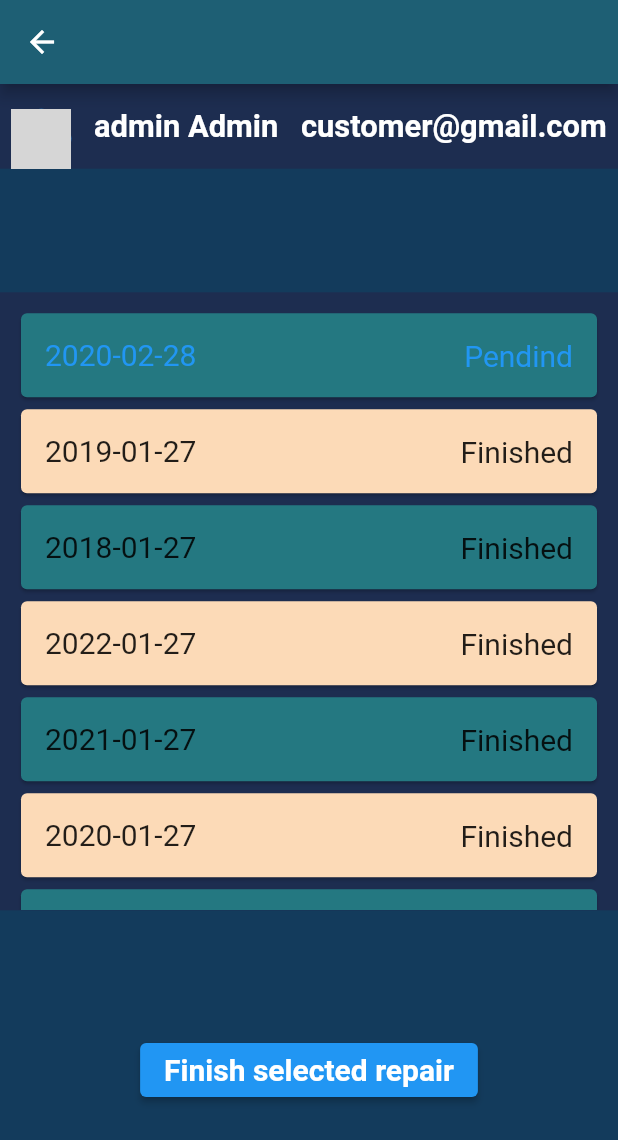
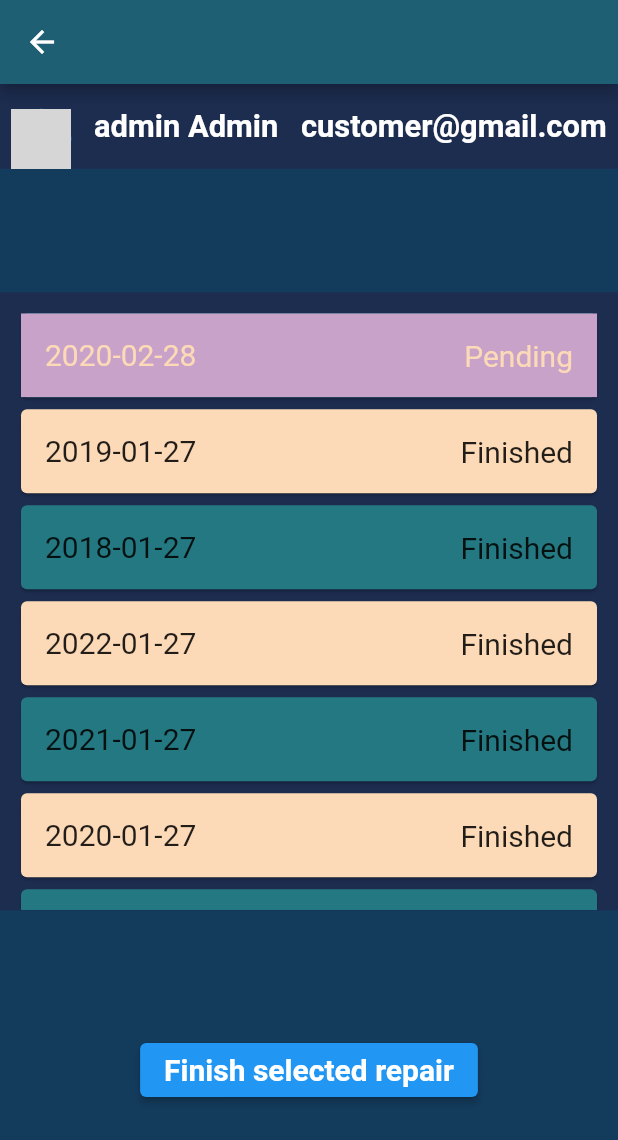
Before and after one commit to FedorViest/MTAA_frontend, a Flutter app: the EmployeeScreen screen opened directly, on a phone screen of 412 x 824 dp. Shown: the top 1140 px of the screen. Run offline on Flutter 3.47's test engine with Material 2 defaults, Android fonts, the phone set to English and light mode, and no system bars; our stand-ins replace dropdown_button2; grey boxes are pictures that could not be loaded.

Commit message:
Updated listview for employees

```diff
--- a/lib/Screens/employee.dart
+++ b/lib/Screens/employee.dart
@@ -21,7 +21,7 @@ class _EmployeeScreenState extends State<EmployeeScreen>{
   String? _state;
 
   final List orders = [
-    Order(date: "2020-02-28", technician: "Robert", status: "Pendind"),
+    Order(date: "2020-02-28", technician: "Robert", status: "Pending"),
     Order(date: "2019-01-27", technician: "a", status: "Finished"),
     Order(date: "2018-01-27", technician: "R", status: "Finished"),
     Order(date: "2022-01-27", technician: "obert", status: "Finished"),
@@ -75,6 +75,8 @@ class _EmployeeScreenState extends State<EmployeeScreen>{
                               padding: const EdgeInsets.all(0),
                               child: ListTile(
                                 selected: index == _selectedIndex,
+                                selectedTileColor: Color(0xffc8a2c8),
+                                selectedColor: Color(0xFFFCDAB7),
                                 onTap: () {
                                   setState(() {
                                     _selectedIndex = index;
@@ -105,7 +107,7 @@ class _EmployeeScreenState extends State<EmployeeScreen>{
                             orders[_selectedIndex].status = "Pending";
                         });
                       },
-                      child: Text(
+                      child: const Text(
                         "Finish selected repair",
                         style: TextStyle(
                           fontSize: 20,
```
